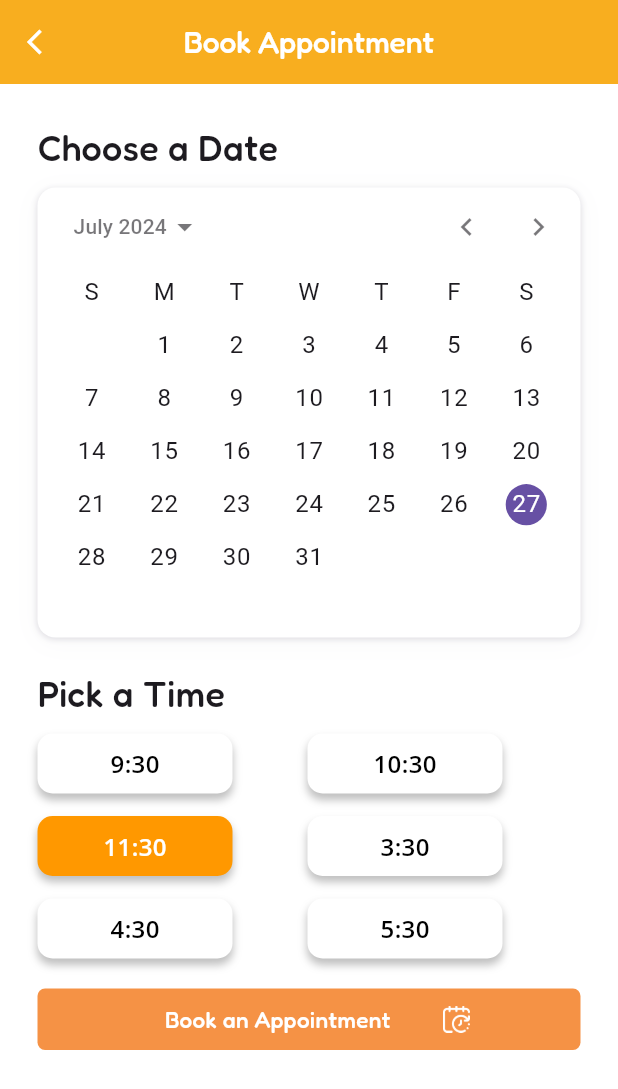
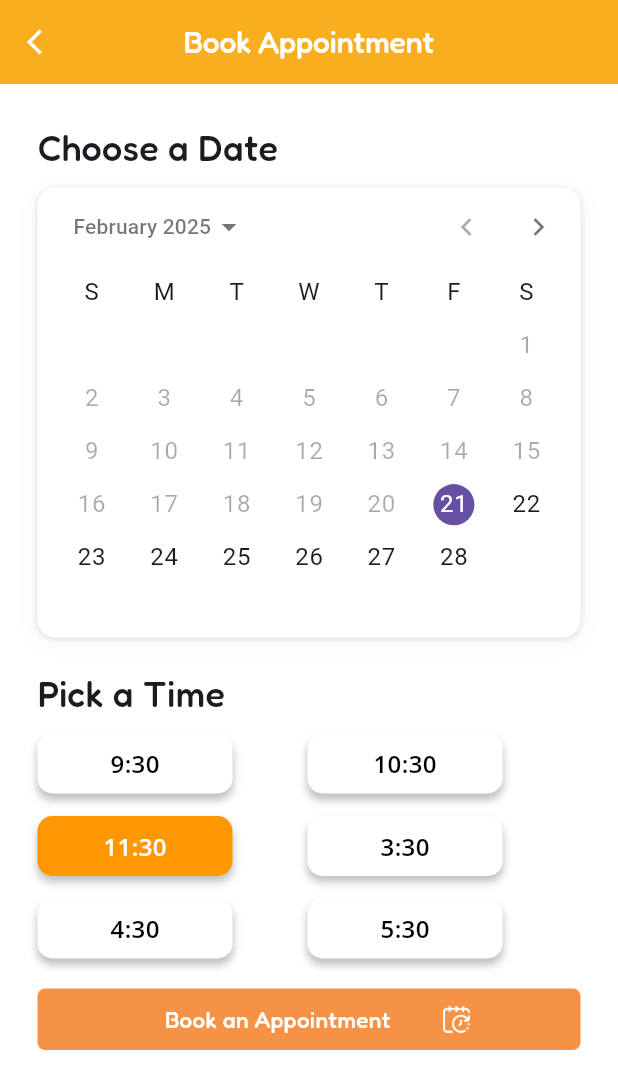
Before and after one commit to saurabhwagh124/pet_care_app, a Flutter app: the VeterinaryDoctor screen opened directly with empty values, after a tap on "Book an Appointment", on a phone screen of 412 x 824 dp. Shown: the top 1089 px of the screen. Run offline on Flutter 3.47's test engine with Material 3 defaults, Android fonts, the phone set to English and light mode, and no system bars; our stand-ins replace custom_rating_bar, firebase_auth, firebase_core, flutter_screenutil, fluttertoast, get and 4 more; accounts and stored records are empty; network calls fail; project files that could hold a hidden picture were left out.

Commit message:
some changes regarding date picker

```diff
--- a/lib/network/api_endpoints.dart
+++ b/lib/network/api_endpoints.dart
@@ -6,11 +6,11 @@ class ApiEndpoints {
   static String getAllDoctorsUrl = "$baseUrl/doctors";
   static String getAllBoardingsUrl = "$baseUrl/boarding";
   static String getAllPetServicesUrl = "$baseUrl/pet-service";
-  static String getAllPetsOfUserUrl = "$baseUrl/users/{userEmail}/pets";
+  static String getAllPetsOfUserUrl = "$baseUrl/pet/users/{userEmail}";
   static String postUserPetUrl = "$baseUrl/pet";
   static String postUploadFileUrl = "$baseUrl/upload-file";
   static String postUploadMultipleFilesUrl = "$baseUrl/upload-multiple-files";
-  static String getAllShopItemUrl = "$baseUrl/shopItem-by-category/";
+  static String getAllShopItemUrl = "$baseUrl/shopItem/";
   static String checkAdminUrl = "$baseUrl/admin-access?email={MAIL}";
   static String getUserDataUrl = "$baseUrl/users?email={MAIL}";
 }
--- a/lib/view/user_views/book_appointment_screen.dart
+++ b/lib/view/user_views/book_appointment_screen.dart
@@ -1,3 +1,5 @@
+import 'dart:developer';
+
 import 'package:flutter/material.dart';
 import 'package:get/route_manager.dart';
 import 'package:google_fonts/google_fonts.dart';
@@ -10,34 +12,20 @@ class BookAppoinmentScreen extends StatefulWidget {
 }
 
 class _BookAppoinmentScreenState extends State<BookAppoinmentScreen> {
-  DateTime selectedDate = DateTime(2024, 7, 27);
+  DateTime today = DateTime.now();
+  DateTime selectedDate = DateTime.now();
   String selectedTime = '11:30';
-
-  Widget _buildTimeButton(String time) {
-    return GestureDetector(
-      onTap: () {
-        setState(() {
-          selectedTime = time;
-        });
-      },
-      child: Container(
-        width: 130,
-        height: 40,
-        alignment: Alignment.center,
-        decoration: BoxDecoration(
-            color: selectedTime == time ? Colors.orange : Colors.white,
-            borderRadius: BorderRadius.circular(10),
-            boxShadow: const [BoxShadow(color: Color.fromRGBO(0, 0, 0, 0.25), offset: Offset(0, 4), blurRadius: 4)]),
-        child: Text(
-          time,
-          style: GoogleFonts.openSans(fontSize: 16, fontWeight: FontWeight.w600, color: selectedTime == time ? Colors.white : Colors.black),
-        ),
-      ),
-    );
-  }
 
   @override
   Widget build(BuildContext context) {
+    DateTime firstDate = DateTime(today.year, today.month, today.day);
+    DateTime lastDate = firstDate.add(const Duration(days: 30)); // Allow selection for the next 30 days
+
+    // Ensure initial date is within the valid range
+    if (selectedDate.isBefore(firstDate)) {
+      selectedDate = firstDate;
+    }
+
     return Scaffold(
       backgroundColor: Colors.white,
       appBar: AppBar(
@@ -45,15 +33,13 @@ class _BookAppoinmentScreenState extends State<BookAppoinmentScreen> {
           onPressed: () {
             Get.back();
           },
-              icon: const Icon(
-                Icons.arrow_back_ios,
-                size: 20,
-                color: Colors.white,
-              )),
+          icon: const Icon(Icons.arrow_back_ios, size: 20, color: Colors.white),
+        ),
         title: const Text('Book Appointment'),
         centerTitle: true,
         titleTextStyle: GoogleFonts.fredoka(fontSize: 20, fontWeight: FontWeight.w500, color: Colors.white),
-          backgroundColor: const Color.fromRGBO(248, 174, 31, 1)),
+        backgroundColor: const Color.fromRGBO(248, 174, 31, 1),
+      ),
       body: Padding(
         padding: const EdgeInsets.all(25.0),
         child: Column(
@@ -72,14 +58,16 @@ class _BookAppoinmentScreenState extends State<BookAppoinmentScreen> {
                   BoxShadow(color: Color.fromRGBO(19, 10, 46, 0.03), offset: Offset(0, 3), blurRadius: 14),
                   BoxShadow(color: Color.fromRGBO(19, 10, 46, 0.13), offset: Offset(0, 1), blurRadius: 3),
                 ],
-                  borderRadius: BorderRadius.circular(12)),
+                borderRadius: BorderRadius.circular(12),
+              ),
               child: CalendarDatePicker(
                 initialDate: selectedDate,
-                firstDate: DateTime(2024, 1),
-                lastDate: DateTime(2024, 12),
+                firstDate: firstDate,
+                lastDate: lastDate,
                 onDateChanged: (date) {
                   setState(() {
                     selectedDate = date;
+                    log(selectedDate.toString());
                   });
                 },
               ),
@@ -103,29 +91,20 @@ class _BookAppoinmentScreenState extends State<BookAppoinmentScreen> {
               ],
             ),
             GestureDetector(
-              // onTap: () {
-              //   Get.to(() => BookAppoinmentScreen());
-              // },
               child: Container(
                 margin: const EdgeInsets.only(top: 20),
                 padding: const EdgeInsets.all(10),
                 decoration: BoxDecoration(color: const Color.fromRGBO(245, 146, 69, 1), borderRadius: BorderRadius.circular(5)),
                 child: Row(
                   children: [
-                    const SizedBox(
-                      width: 75,
-                    ),
+                    const SizedBox(width: 75),
                     Text(
                       "Book an Appointment",
                       style: GoogleFonts.fredoka(fontSize: 15, fontWeight: FontWeight.w500, color: Colors.white),
                     ),
-                    const SizedBox(
-                      width: 35,
-                    ),
+                    const SizedBox(width: 35),
                     const ImageIcon(
-                      AssetImage(
-                        "assets/images/deadlineIcon.png",
-                      ),
+                      AssetImage("assets/images/deadlineIcon.png"),
                       color: Colors.white,
                       size: 18,
                     )
@@ -138,4 +117,30 @@ class _BookAppoinmentScreenState extends State<BookAppoinmentScreen> {
       ),
     );
   }
+
+  Widget _buildTimeButton(String time) {
+    return GestureDetector(
+      onTap: () {
+        setState(() {
+          selectedTime = time;
+        });
+      },
+      child: Container(
+        width: 130,
+        height: 40,
+        alignment: Alignment.center,
+        decoration: BoxDecoration(
+          color: selectedTime == time ? Colors.orange : Colors.white,
+          borderRadius: BorderRadius.circular(10),
+          boxShadow: const [
+            BoxShadow(color: Color.fromRGBO(0, 0, 0, 0.25), offset: Offset(0, 4), blurRadius: 4),
+          ],
+        ),
+        child: Text(
+          time,
+          style: GoogleFonts.openSans(fontSize: 16, fontWeight: FontWeight.w600, color: selectedTime == time ? Colors.white : Colors.black),
+        ),
+      ),
+    );
   }
+}
--- a/lib/view/user_views/veterinary_doctor_screen.dart
+++ b/lib/view/user_views/veterinary_doctor_screen.dart
@@ -5,6 +5,7 @@ import 'package:get/route_manager.dart';
 import 'package:google_fonts/google_fonts.dart';
 import 'package:pet_care_app/model/vet_doc_model.dart';
 import 'package:pet_care_app/view/user_views/book_appointment_screen.dart';
+import 'package:pet_care_app/view/user_views/review_screen.dart';
 
 class VeterinaryDoctor extends StatefulWidget {
   final VetDocModel data;
@@ -69,10 +70,6 @@ class _VeterinaryDoctorState extends State<VeterinaryDoctor> {
                         const SizedBox(height: 8),
                         Row(
                           children: [
-                            Text(
-                              widget.data.reviewScore.toString(),
-                              style: const TextStyle(fontSize: 12, fontWeight: FontWeight.w500),
-                            ),
                             RatingBar.readOnly(
                               halfFilledIcon: Icons.star_half,
                               halfFilledColor: Colors.amberAccent,
@@ -178,6 +175,37 @@ class _VeterinaryDoctorState extends State<VeterinaryDoctor> {
                   ),
                 ),
               ),
+              GestureDetector(
+                onTap: () {
+                  Get.to(() => const ReviewsScreen());
+                },
+                child: Container(
+                  margin: const EdgeInsets.symmetric(horizontal: 20),
+                  padding: const EdgeInsets.all(10),
+                  decoration: BoxDecoration(color: const Color.fromRGBO(245, 146, 69, 1), borderRadius: BorderRadius.circular(5)),
+                  child: Row(
+                    children: [
+                      const SizedBox(
+                        width: 75,
+                      ),
+                      Text(
+                        "Review Screen",
+                        style: GoogleFonts.fredoka(fontSize: 15, fontWeight: FontWeight.w500, color: Colors.white),
+                      ),
+                      const SizedBox(
+                        width: 35,
+                      ),
+                      const ImageIcon(
+                        AssetImage(
+                          "assets/images/deadlineIcon.png",
+                        ),
+                        color: Colors.white,
+                        size: 18,
+                      )
+                    ],
+                  ),
+                ),
+              ),
               SizedBox(
                 height: 50.h,
               )
```
Lines whose indentation alone changed are shown as unchanged.
